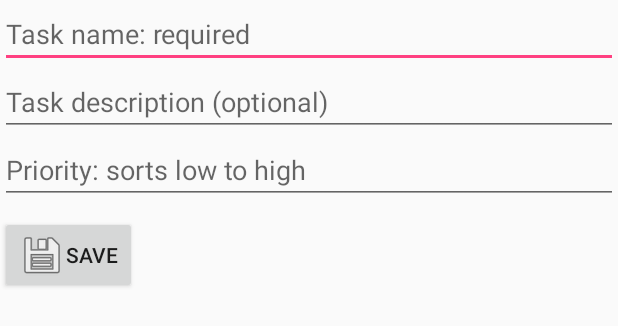
After one commit to Breldan-Muturi/TaskTimer, an Android app: the layout fragment_add_edit.xml on its own in the app's theme, with its tools: preview values and no code run, on a phone screen of 412 x 824 dp. The commit adds this screen. Shown: the top 326 px of the screen. Run offline under Robolectric (Android 15) with nearby library versions, the phone set to English and light mode, and no system bars.

Commit message:
Add/Edit UI layouts

```diff
--- /dev/null
+++ b/app/src/main/res/layout/fragment_add_edit.xml
@@ -0,0 +1,43 @@
+<?xml version="1.0" encoding="utf-8"?>
+<LinearLayout xmlns:android="http://schemas.android.com/apk/res/android"
+    xmlns:app="http://schemas.android.com/apk/res-auto"
+    xmlns:tools="http://schemas.android.com/tools"
+    android:layout_width="match_parent"
+    android:layout_height="match_parent"
+    android:orientation="vertical">
+
+    <EditText
+        android:id="@+id/addedit_name"
+        android:layout_width="match_parent"
+        android:layout_height="wrap_content"
+        android:ems="10"
+        android:hint="@string/hint_task_name"
+        android:inputType="textNoSuggestions"
+        android:maxLength="64" />
+
+    <EditText
+        android:id="@+id/addedit_description"
+        android:layout_width="match_parent"
+        android:layout_height="wrap_content"
+        android:ems="10"
+        android:maxLength="256"
+        android:hint="@string/hint_task_description"
+        android:inputType="textMultiLine" />
+
+    <EditText
+        android:id="@+id/addedit_sortorder"
+        android:layout_width="match_parent"
+        android:layout_height="wrap_content"
+        android:ems="10"
+        android:maxLength="9"
+        android:hint="@string/hint_sortorder"
+        android:inputType="number" />
+
+    <Button
+        android:id="@+id/addedit_save"
+        android:layout_width="wrap_content"
+        android:layout_height="wrap_content"
+        android:layout_marginTop="8dp"
+        android:drawableStart="@android:drawable/ic_menu_save"
+        tools:text="@string/addedit_save" />
+</LinearLayout>
--- a/app/src/main/res/values/strings.xml
+++ b/app/src/main/res/values/strings.xml
@@ -12,4 +12,8 @@
     <string name="no_task_message">No Task Selected</string>
     <string name="edit_button_description">Button to edit a Task\'s description</string>
     <string name="delete_button_details">Button to delete Tasks</string>
+    <string name="hint_task_description">Task description (optional)</string>
+    <string name="hint_task_name">Task name: required</string>
+    <string name="hint_sortorder">Priority: sorts low to high</string>
+    <string name="addedit_save">SAVE</string>
 </resources>
```
